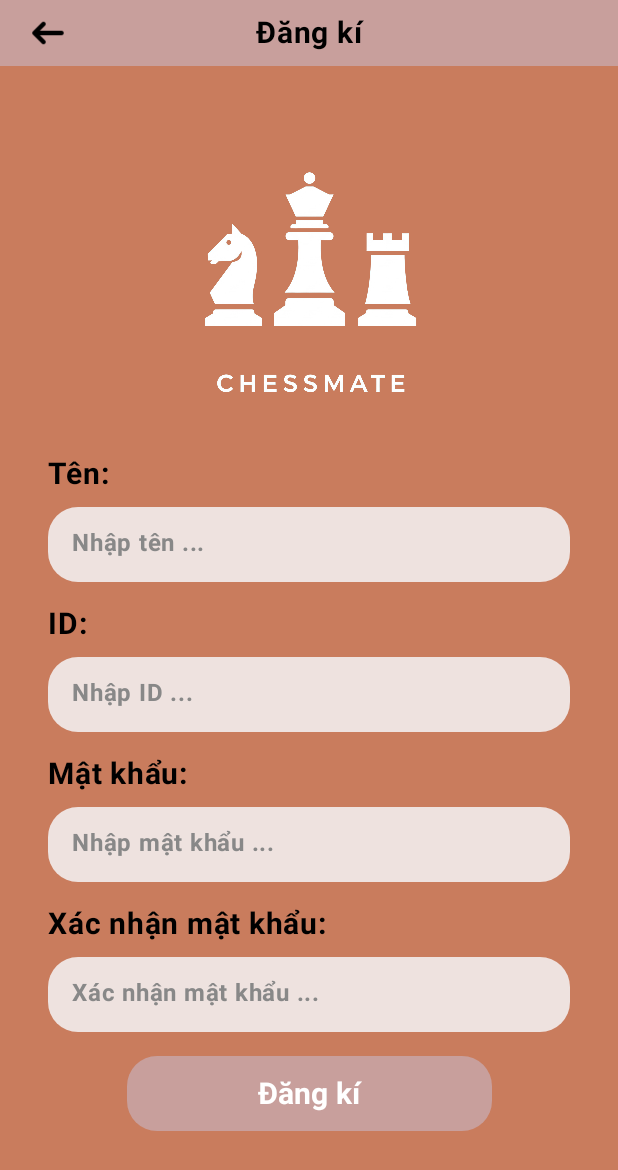
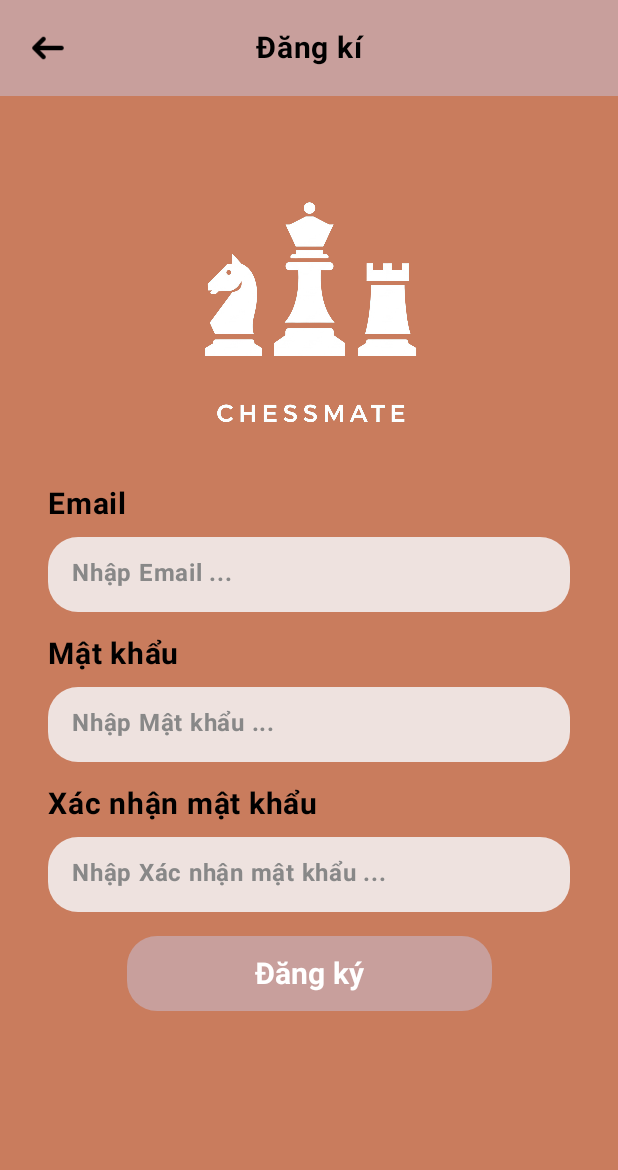
Before and after one commit to Tungggggggggggggg/ChessMateApp, an Android app built with Jetpack Compose: the RegisterScreen screen opened through its navigation route, on a phone screen of 412 x 824 dp. Shown: the top 1170 px of the screen. Run offline under Robolectric (Android 15) with nearby library versions, the phone set to English and light mode, and no system bars; our stand-ins replace Firebase (no records; nobody signed in at launch, a user with empty details on screens opened directly).

Commit message:
firebase đăng kí và đăng nhập

```diff
--- a/app/build.gradle.kts
+++ b/app/build.gradle.kts
@@ -46,6 +46,8 @@ dependencies {
     implementation("com.google.firebase:firebase-analytics")
     implementation ("com.google.firebase:firebase-auth-ktx:22.1.2")
     implementation ("com.google.android.gms:play-services-auth:20.7.0")
+    implementation("com.google.firebase:firebase-auth-ktx")
+
 
     implementation(libs.androidx.core.ktx)
     implementation(libs.androidx.lifecycle.runtime.ktx)
--- a/app/src/main/java/com/example/chessmate/ui/screen/LoginScreen.kt
+++ b/app/src/main/java/com/example/chessmate/ui/screen/LoginScreen.kt
@@ -2,6 +2,7 @@ package com.example.chessmate.ui.screen
 
 import android.app.Activity
 import android.util.Log
+import android.widget.Toast
 import androidx.activity.compose.rememberLauncherForActivityResult
 import androidx.activity.result.contract.ActivityResultContracts
 import androidx.compose.foundation.Image
@@ -67,6 +68,18 @@ fun Header(onBackClick: () -> Unit) {
 }
 
 @Composable
+fun LoginForm(onLoginClick: (String, String) -> Unit, onGoogleLoginClick: () -> Unit) {
+    var email by remember { mutableStateOf("") }
+    var password by remember { mutableStateOf("") }
+    var errorMessage by remember { mutableStateOf("") }
+    val keyboardController = LocalSoftwareKeyboardController.current
+
+    Column(
+        modifier = Modifier.fillMaxWidth().padding(horizontal = 32.dp),
+        horizontalAlignment = Alignment.CenterHorizontally,
+        verticalArrangement = Arrangement.spacedBy(16.dp)
+    ) {
+        @Composable
         fun InputField(value: String, onValueChange: (String) -> Unit, hint: String, isPassword: Boolean = false) {
             OutlinedTextField(
                 value = value,
@@ -81,37 +94,33 @@ fun InputField(value: String, onValueChange: (String) -> Unit, hint: String, isP
             )
         }
 
-@Composable
-fun LoginForm(onLoginClick: () -> Unit, onGoogleLoginClick: () -> Unit) {
-    var username by remember { mutableStateOf("") }
-    var password by remember { mutableStateOf("") }
-    val keyboardController = LocalSoftwareKeyboardController.current
-
-    Column(
-        modifier = Modifier.fillMaxWidth().padding(horizontal = 32.dp),
-        horizontalAlignment = Alignment.CenterHorizontally,
-        verticalArrangement = Arrangement.spacedBy(16.dp)
-    ) {
-        InputField(value = username, onValueChange = { username = it }, hint = "Email")
+        InputField(value = email, onValueChange = { email = it }, hint = "Email")
         InputField(value = password, onValueChange = { password = it }, hint = "Mật khẩu", isPassword = true)
 
-
+        if (errorMessage.isNotEmpty()) {
             Text(
-            text = "Quên mật khẩu?",
-            modifier = Modifier.align(Alignment.End).clickable { /* Xử lý quên mật khẩu */ },
-            color = Color.White,
+                text = errorMessage,
+                color = Color.Blue,
                 fontSize = 14.sp,
-            fontStyle = FontStyle.Italic,
-            textDecoration = TextDecoration.Underline,
+                fontWeight = FontWeight.Bold,
+                modifier = Modifier.padding(top = 4.dp)
             )
+        }
 
         Button(
-            onClick = { keyboardController?.hide(); onLoginClick() },
+            onClick = {
+                if (email.isBlank() || password.isBlank()) {
+                    errorMessage = "Vui lòng điền đầy đủ thông tin."
+                } else {
+                    errorMessage = ""
+                    keyboardController?.hide()
+                    onLoginClick(email, password)
+                }
+            },
             modifier = Modifier.fillMaxWidth(0.7f),
             shape = RoundedCornerShape(20.dp),
             colors = ButtonDefaults.buttonColors(containerColor = colorResource(id = R.color.color_c89f9c))
         ) { Text("Đăng nhập", fontSize = 20.sp) }
-
 
         Button(
             onClick = onGoogleLoginClick,
@@ -125,6 +134,7 @@ fun LoginForm(onLoginClick: () -> Unit, onGoogleLoginClick: () -> Unit) {
         }
     }
 }
+
 
 @Composable
 fun LoginScreen(navController: NavController? = null) {
@@ -143,6 +153,16 @@ fun LoginScreen(navController: NavController? = null) {
         }
     }
 
+    fun loginWithEmail(email: String, password: String) {
+        auth.signInWithEmailAndPassword(email, password).addOnCompleteListener { task ->
+            if (task.isSuccessful) {
+                navController?.navigate("main_screen")
+            } else {
+                Toast.makeText(context, "Đăng nhập thất bại. Kiểm tra lại tài khoản hoặc mật khẩu.", Toast.LENGTH_SHORT).show()
+            }
+        }
+    }
+
     Column(modifier = Modifier.fillMaxSize()) {
         Header(onBackClick = { navController?.popBackStack() })
         Column(
@@ -152,7 +172,7 @@ fun LoginScreen(navController: NavController? = null) {
             Logo(modifier = Modifier.fillMaxWidth())
             Spacer(modifier = Modifier.height(20.dp))
             LoginForm(
-                onLoginClick = {},
+                onLoginClick = { email, password -> loginWithEmail(email, password) },
                 onGoogleLoginClick = {
                     oneTapClient.beginSignIn(
                         BeginSignInRequest.builder()
--- a/app/src/main/java/com/example/chessmate/ui/screen/RegisterScreen.kt
+++ b/app/src/main/java/com/example/chessmate/ui/screen/RegisterScreen.kt
@@ -1,18 +1,20 @@
 package com.example.chessmate.ui.screen
 
+import android.widget.Toast
 import androidx.compose.foundation.Image
 import androidx.compose.foundation.background
 import androidx.compose.foundation.layout.*
+import androidx.compose.foundation.rememberScrollState
 import androidx.compose.foundation.shape.RoundedCornerShape
 import androidx.compose.foundation.text.BasicTextField
 import androidx.compose.foundation.text.KeyboardOptions
 import androidx.compose.foundation.verticalScroll
 import androidx.compose.material3.*
-import androidx.compose.foundation.rememberScrollState
 import androidx.compose.runtime.*
 import androidx.compose.ui.Alignment
 import androidx.compose.ui.Modifier
 import androidx.compose.ui.graphics.Color
+import androidx.compose.ui.platform.LocalContext
 import androidx.compose.ui.platform.LocalSoftwareKeyboardController
 import androidx.compose.ui.res.colorResource
 import androidx.compose.ui.res.painterResource
@@ -20,25 +22,83 @@ import androidx.compose.ui.text.TextStyle
 import androidx.compose.ui.text.font.FontWeight
 import androidx.compose.ui.text.input.KeyboardType
 import androidx.compose.ui.text.input.PasswordVisualTransformation
+import androidx.compose.ui.text.input.VisualTransformation
 import androidx.compose.ui.unit.dp
 import androidx.compose.ui.unit.sp
 import androidx.navigation.NavController
 import com.example.chessmate.R
-import androidx.compose.ui.tooling.preview.Preview
 import com.example.chessmate.ui.components.Logo
 import com.example.chessmate.ui.theme.ChessmateTheme
+import com.google.firebase.auth.FirebaseAuth
 
-// Thanh tiêu đề với nút quay lại và tiêu đề "Đăng kí"
 @Composable
-fun RegisterHeader(
-    onBackClick: () -> Unit,
-    modifier: Modifier = Modifier
-) {
+fun RegisterScreen(navController: NavController) {
+    val auth = FirebaseAuth.getInstance()
+    val context = LocalContext.current
+    val scrollState = rememberScrollState()
+    val keyboardController = LocalSoftwareKeyboardController.current
+
+    var email by remember { mutableStateOf("") }
+    var password by remember { mutableStateOf("") }
+    var confirmPassword by remember { mutableStateOf("") }
+    var errorMessage by remember { mutableStateOf<String?>(null) }
+
+    Column(
+        modifier = Modifier
+            .fillMaxSize()
+            .windowInsetsPadding(WindowInsets.ime)
+            .navigationBarsPadding()
+    ) {
+        RegisterHeader(onBackClick = { navController.popBackStack() })
+        Column(
+            modifier = Modifier
+                .fillMaxWidth()
+                .weight(1f)
+                .background(colorResource(id = R.color.color_c97c5d))
+                .verticalScroll(scrollState),
+            horizontalAlignment = Alignment.CenterHorizontally,
+            verticalArrangement = Arrangement.Top
+        ) {
+            Logo(modifier = Modifier.fillMaxWidth().wrapContentHeight())
+            Spacer(modifier = Modifier.height(20.dp))
+            RegisterForm(
+                email = email,
+                onEmailChange = { email = it },
+                password = password,
+                onPasswordChange = { password = it },
+                confirmPassword = confirmPassword,
+                onConfirmPasswordChange = { confirmPassword = it },
+                errorMessage = errorMessage,
+                onRegisterClick = {
+                    keyboardController?.hide()
+                    if (password == confirmPassword) {
+                        auth.createUserWithEmailAndPassword(email, password)
+                            .addOnCompleteListener { task ->
+                                if (task.isSuccessful) {
+                                    Toast.makeText(context, "Đăng ký thành công!", Toast.LENGTH_SHORT).show()
+                                    navController.navigate("login") {
+                                        popUpTo("register") { inclusive = true }
+                                    }
+                                } else {
+                                    errorMessage = task.exception?.message
+                                }
+                            }
+                    } else {
+                        errorMessage = "Mật khẩu không khớp!"
+                    }
+                }
+            )
+        }
+    }
+}
+
+@Composable
+fun RegisterHeader(onBackClick: () -> Unit) {
     Row(
-        modifier = modifier
+        modifier = Modifier
             .fillMaxWidth()
             .background(colorResource(id = R.color.color_c89f9c))
-            .padding(vertical = 10.dp),
+            .padding(vertical = 20.dp),
         verticalAlignment = Alignment.CenterVertically
     ) {
         Spacer(modifier = Modifier.width(20.dp))
@@ -65,246 +125,61 @@ fun RegisterHeader(
     }
 }
 
-// Form nhập liệu với các ô Tên, ID, Mật khẩu, Xác nhận mật khẩu và nút đăng kí
 @Composable
 fun RegisterForm(
-    modifier: Modifier = Modifier,
+    email: String,
+    onEmailChange: (String) -> Unit,
+    password: String,
+    onPasswordChange: (String) -> Unit,
+    confirmPassword: String,
+    onConfirmPasswordChange: (String) -> Unit,
+    errorMessage: String?,
     onRegisterClick: () -> Unit
 ) {
-    var name by remember { mutableStateOf("") }
-    var username by remember { mutableStateOf("") }
-    var password by remember { mutableStateOf("") }
-    var confirmPassword by remember { mutableStateOf("") }
-
-    val keyboardController = LocalSoftwareKeyboardController.current
-
     Column(
-        modifier = modifier
-            .fillMaxWidth()
-            .padding(horizontal = 32.dp),
+        modifier = Modifier.fillMaxWidth().padding(horizontal = 32.dp),
         horizontalAlignment = Alignment.CenterHorizontally,
         verticalArrangement = Arrangement.spacedBy(16.dp)
     ) {
-        // Ô nhập Tên
-        Column(
-            verticalArrangement = Arrangement.spacedBy(10.dp)
-        ) {
-            Text(
-                text = "Tên:",
-                fontSize = 20.sp,
-                color = Color.Black,
-                fontWeight = FontWeight.Bold
-            )
-            BasicTextField(
-                value = name,
-                onValueChange = { name = it },
-                modifier = Modifier
-                    .fillMaxWidth()
-                    .height(50.dp)
-                    .background(colorResource(id = R.color.color_eee2df), shape = RoundedCornerShape(20.dp))
-                    .padding(horizontal = 16.dp, vertical = 12.dp),
-                singleLine = true,
-                textStyle = TextStyle(
-                    color = Color.Black,
-                    fontSize = 16.sp
-                ),
-                decorationBox = { innerTextField ->
-                    if (name.isEmpty()) {
-                        Text(
-                            text = "Nhập tên ...",
-                            color = Color.Gray,
-                            fontSize = 16.sp,
-                            fontWeight = FontWeight.Bold
-                        )
-                    }
-                    innerTextField()
-                }
-            )
+        InputField(label = "Email", value = email, onValueChange = onEmailChange)
+        InputField(label = "Mật khẩu", value = password, onValueChange = onPasswordChange, isPassword = true)
+        InputField(label = "Xác nhận mật khẩu", value = confirmPassword, onValueChange = onConfirmPasswordChange, isPassword = true)
+
+        errorMessage?.let {
+            Text(text = it, color = MaterialTheme.colorScheme.error)
         }
 
-        // Ô nhập ID
-        Column(
-            verticalArrangement = Arrangement.spacedBy(10.dp)
-        ) {
-            Text(
-                text = "ID:",
-                fontSize = 20.sp,
-                color = Color.Black,
-                fontWeight = FontWeight.Bold
-            )
-            BasicTextField(
-                value = username,
-                onValueChange = { username = it },
-                modifier = Modifier
-                    .fillMaxWidth()
-                    .height(50.dp)
-                    .background(colorResource(id = R.color.color_eee2df), shape = RoundedCornerShape(20.dp))
-                    .padding(horizontal = 16.dp, vertical = 12.dp),
-                singleLine = true,
-                textStyle = TextStyle(
-                    color = Color.Black,
-                    fontSize = 16.sp
-                ),
-                decorationBox = { innerTextField ->
-                    if (username.isEmpty()) {
-                        Text(
-                            text = "Nhập ID ...",
-                            color = Color.Gray,
-                            fontSize = 16.sp,
-                            fontWeight = FontWeight.Bold
-                        )
-                    }
-                    innerTextField()
-                }
-            )
-        }
-
-        // Ô nhập Mật khẩu
-        Column(
-            verticalArrangement = Arrangement.spacedBy(10.dp)
-        ) {
-            Text(
-                text = "Mật khẩu:",
-                fontSize = 20.sp,
-                color = Color.Black,
-                fontWeight = FontWeight.Bold
-            )
-            BasicTextField(
-                value = password,
-                onValueChange = { password = it },
-                modifier = Modifier
-                    .fillMaxWidth()
-                    .height(50.dp)
-                    .background(colorResource(id = R.color.color_eee2df), shape = RoundedCornerShape(20.dp))
-                    .padding(horizontal = 16.dp, vertical = 12.dp),
-                singleLine = true,
-                textStyle = TextStyle(
-                    color = Color.Black,
-                    fontSize = 16.sp
-                ),
-                visualTransformation = PasswordVisualTransformation(),
-                keyboardOptions = KeyboardOptions(keyboardType = KeyboardType.Password),
-                decorationBox = { innerTextField ->
-                    if (password.isEmpty()) {
-                        Text(
-                            text = "Nhập mật khẩu ...",
-                            color = Color.Gray,
-                            fontSize = 16.sp,
-                            fontWeight = FontWeight.Bold
-                        )
-                    }
-                    innerTextField()
-                }
-            )
-        }
-
-        // Ô nhập Xác nhận mật khẩu
-        Column(
-            verticalArrangement = Arrangement.spacedBy(10.dp)
-        ) {
-            Text(
-                text = "Xác nhận mật khẩu:",
-                fontSize = 20.sp,
-                color = Color.Black,
-                fontWeight = FontWeight.Bold
-            )
-            BasicTextField(
-                value = confirmPassword,
-                onValueChange = { confirmPassword = it },
-                modifier = Modifier
-                    .fillMaxWidth()
-                    .height(50.dp)
-                    .background(colorResource(id = R.color.color_eee2df), shape = RoundedCornerShape(20.dp))
-                    .padding(horizontal = 16.dp, vertical = 12.dp),
-                singleLine = true,
-                textStyle = TextStyle(
-                    color = Color.Black,
-                    fontSize = 16.sp
-                ),
-                visualTransformation = PasswordVisualTransformation(),
-                keyboardOptions = KeyboardOptions(keyboardType = KeyboardType.Password),
-                decorationBox = { innerTextField ->
-                    if (confirmPassword.isEmpty()) {
-                        Text(
-                            text = "Xác nhận mật khẩu ...",
-                            color = Color.Gray,
-                            fontSize = 16.sp,
-                            fontWeight = FontWeight.Bold
-                        )
-                    }
-                    innerTextField()
-                }
-            )
-        }
-
-        // Nút đăng kí
         Button(
-            onClick = {
-                keyboardController?.hide()
-                onRegisterClick()
-            },
-            modifier = Modifier
-                .fillMaxWidth(0.7f)
-                .height(50.dp),
+            onClick = onRegisterClick,
+            modifier = Modifier.fillMaxWidth(0.7f).height(50.dp),
             colors = ButtonDefaults.buttonColors(containerColor = colorResource(id = R.color.color_c89f9c)),
             shape = RoundedCornerShape(20.dp)
         ) {
-            Text(
-                text = "Đăng kí",
-                fontSize = 20.sp,
-                color = Color.White,
-                fontWeight = FontWeight.Bold
-
-            )
-        }
-        Spacer(modifier = Modifier.padding(bottom = 4.dp))
-
-    }
-}
-
-// Màn hình chính để đăng kí
-@Composable
-fun RegisterScreen(
-    navController: NavController? = null,
-    onBackClick: () -> Unit = { navController?.popBackStack() }
-) {
-
-    val scrollState = rememberScrollState()
-    Column(
-        modifier = Modifier
-            .fillMaxSize()
-            .windowInsetsPadding(WindowInsets.ime)
-            .navigationBarsPadding()
-    ) {
-        RegisterHeader(onBackClick = onBackClick)
-        Column(
-            modifier = Modifier
-                .fillMaxWidth()
-                .weight(1f)
-                .background(colorResource(id = R.color.color_c97c5d))
-                .verticalScroll(scrollState),
-            horizontalAlignment = Alignment.CenterHorizontally,
-            verticalArrangement = Arrangement.Top
-        ) {
-            // Logo ứng dụng
-            Logo(
-                modifier = Modifier
-                    .fillMaxWidth()
-                    .wrapContentHeight()
-            )
-            Spacer(modifier = Modifier.height(20.dp))
-            RegisterForm(
-                onRegisterClick = {}
-            )
+            Text("Đăng ký", fontSize = 20.sp, color = Color.White, fontWeight = FontWeight.Bold)
         }
     }
 }
 
-// Xem trước giao diện màn hình đăng kí
-@Preview(showBackground = true)
 @Composable
-fun PreviewRegisterScreen() {
-    ChessmateTheme {
-        RegisterScreen()
+fun InputField(label: String, value: String, onValueChange: (String) -> Unit, isPassword: Boolean = false) {
+    Column(verticalArrangement = Arrangement.spacedBy(10.dp)) {
+        Text(text = label, fontSize = 20.sp, color = Color.Black, fontWeight = FontWeight.Bold)
+        BasicTextField(
+            value = value,
+            onValueChange = onValueChange,
+            modifier = Modifier.fillMaxWidth().height(50.dp)
+                .background(colorResource(id = R.color.color_eee2df), shape = RoundedCornerShape(20.dp))
+                .padding(horizontal = 16.dp, vertical = 12.dp),
+            singleLine = true,
+            textStyle = TextStyle(color = Color.Black, fontSize = 16.sp),
+            visualTransformation = if (isPassword) PasswordVisualTransformation() else VisualTransformation.None,
+            keyboardOptions = KeyboardOptions(keyboardType = if (isPassword) KeyboardType.Password else KeyboardType.Email),
+            decorationBox = { innerTextField ->
+                if (value.isEmpty()) {
+                    Text(text = "Nhập $label ...", color = Color.Gray, fontSize = 16.sp, fontWeight = FontWeight.Bold)
+                }
+                innerTextField()
+            }
+        )
     }
 }
```
Lines whose indentation alone changed are shown as unchanged.
